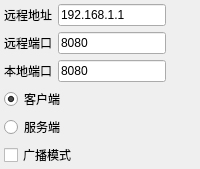
Above: form/udp_config_widget.ui from half-nothing/UpperComputer before the change. Below: the same form after it.
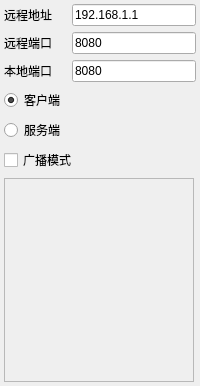
That is the form after the change.

Diff of the .ui file:
```diff
--- a/form/udp_config_widget.ui
+++ b/form/udp_config_widget.ui
@@ -7,7 +7,7 @@
     <x>0</x>
     <y>0</y>
     <width>200</width>
-    <height>169</height>
+    <height>386</height>
    </rect>
   </property>
   <property name="sizePolicy">
@@ -24,23 +24,14 @@
   </property>
   <property name="maximumSize">
    <size>
-    <width>16777215</width>
-    <height>200</height>
+    <width>2000</width>
+    <height>16777215</height>
    </size>
   </property>
   <property name="windowTitle">
    <string>Form</string>
   </property>
-  <layout class="QFormLayout" name="formLayout">
-   <property name="rowWrapPolicy">
-    <enum>QFormLayout::WrapAllRows</enum>
-   </property>
-   <property name="labelAlignment">
-    <set>Qt::AlignCenter</set>
-   </property>
-   <property name="formAlignment">
-    <set>Qt::AlignHCenter|Qt::AlignTop</set>
-   </property>
+  <layout class="QGridLayout" name="gridLayout_2">
    <property name="leftMargin">
     <number>4</number>
    </property>
@@ -55,10 +46,10 @@
    </property>
    <item row="0" column="0">
     <layout class="QGridLayout" name="gridLayout">
-     <item row="2" column="1" colspan="2">
-      <widget class="QLineEdit" name="local_port_edit">
+     <item row="1" column="0">
+      <widget class="QLabel" name="remote_port_label">
        <property name="text">
-        <string>8080</string>
+        <string>远程端口</string>
        </property>
       </widget>
      </item>
@@ -69,10 +60,10 @@
        </property>
       </widget>
      </item>
-     <item row="1" column="1" colspan="2">
-      <widget class="QLineEdit" name="remote_port_edit">
+     <item row="0" column="0">
+      <widget class="QLabel" name="remote_ip_label">
        <property name="text">
-        <string>8080</string>
+        <string>远程地址</string>
        </property>
       </widget>
      </item>
@@ -83,10 +74,24 @@
        </property>
       </widget>
      </item>
-     <item row="1" column="0">
-      <widget class="QLabel" name="remote_port_label">
+     <item row="5" column="0" colspan="3">
+      <widget class="QCheckBox" name="broadcast_mode_check_box">
        <property name="text">
-        <string>远程端口</string>
+        <string>广播模式</string>
+       </property>
+      </widget>
+     </item>
+     <item row="1" column="1" colspan="2">
+      <widget class="QLineEdit" name="remote_port_edit">
+       <property name="text">
+        <string>8080</string>
+       </property>
+      </widget>
+     </item>
+     <item row="2" column="1" colspan="2">
+      <widget class="QLineEdit" name="local_port_edit">
+       <property name="text">
+        <string>8080</string>
        </property>
       </widget>
      </item>
@@ -100,20 +105,6 @@
        </attribute>
       </widget>
      </item>
-     <item row="0" column="0">
-      <widget class="QLabel" name="remote_ip_label">
-       <property name="text">
-        <string>远程地址</string>
-       </property>
-      </widget>
-     </item>
-     <item row="6" column="0" colspan="3">
-      <widget class="QCheckBox" name="broadcast_mode_check_box">
-       <property name="text">
-        <string>广播模式</string>
-       </property>
-      </widget>
-     </item>
      <item row="3" column="0" colspan="3">
       <widget class="QRadioButton" name="client_mode_button">
        <property name="text">
@@ -127,6 +118,31 @@
        </attribute>
       </widget>
      </item>
+     <item row="6" column="0" colspan="3">
+      <widget class="QTableView" name="client_show_view">
+       <property name="enabled">
+        <bool>false</bool>
+       </property>
+       <property name="maximumSize">
+        <size>
+         <width>190</width>
+         <height>220</height>
+        </size>
+       </property>
+       <property name="editTriggers">
+        <set>QAbstractItemView::NoEditTriggers</set>
+       </property>
+       <property name="selectionBehavior">
+        <enum>QAbstractItemView::SelectRows</enum>
+       </property>
+       <attribute name="horizontalHeaderStretchLastSection">
+        <bool>false</bool>
+       </attribute>
+       <attribute name="verticalHeaderVisible">
+        <bool>false</bool>
+       </attribute>
+      </widget>
+     </item>
     </layout>
    </item>
   </layout>
```
Left out of the diff: 17 changed lines with no effect on the pictures.
